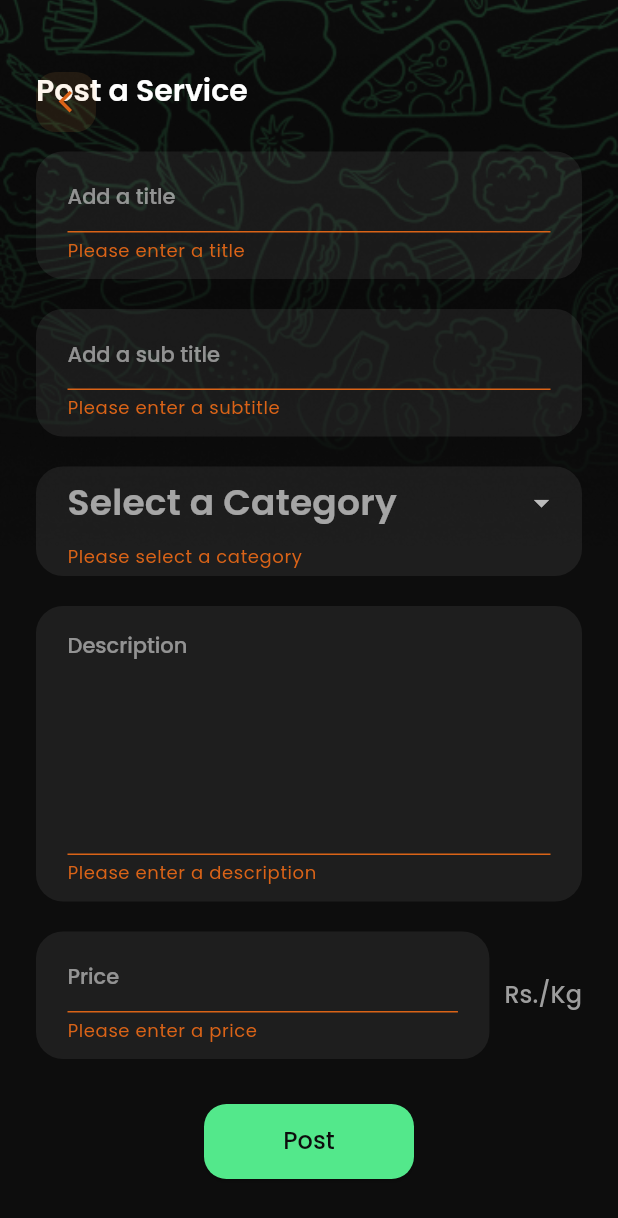
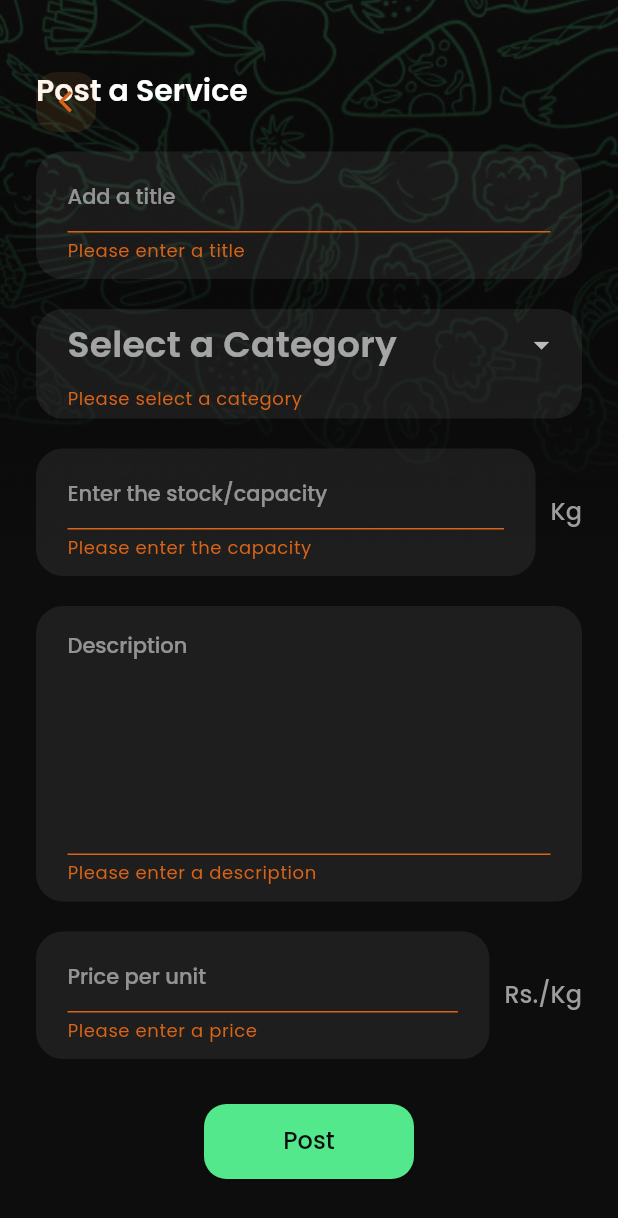
Before and after one commit to chamodperera/agrilink, a Flutter app: the PostServiceForm screen opened directly, after a tap on "Post", on a phone screen of 412 x 824 dp. Shown: the top 1218 px of the screen. Run offline on Flutter 3.47's test engine with Material 3 defaults, Android fonts, the light colour scheme and no system bars; our stand-ins replace cloud_firestore, envied, file_picker, firebase_auth, firebase_core, firebase_storage and 8 more; accounts and stored records are empty; generated files the repository leaves out were written again; project files that could hold a hidden picture were left out.

Commit message:
updated offers to get capacity

```diff
--- a/lib/models/offers_model.dart
+++ b/lib/models/offers_model.dart
@@ -6,8 +6,8 @@ class Offer {
   final String rating;
   final String location;
   final String title;
-  final String subtitle;
   final String description;
+  final int capacity;
   final int price;
 
   Offer(
@@ -18,8 +18,8 @@ class Offer {
       required this.rating,
       required this.location,
       required this.title,
-      required this.subtitle,
       required this.description,
+      required this.capacity,
       required this.price});
 
   factory Offer.fromJson(Map<String, dynamic> json) {
@@ -31,8 +31,8 @@ class Offer {
         rating: json['rating'],
         location: json['location'],
         title: json['title'],
-        subtitle: json['subtitle'],
         description: json['description'],
+        capacity: json['capacity'],
         price: json['price']);
   }
 }
--- a/lib/screens/offer_screen.dart
+++ b/lib/screens/offer_screen.dart
@@ -79,7 +79,8 @@ class OfferScreen extends StatelessWidget {
                         style: theme.textTheme.titleMedium?.copyWith(
                           fontSize: 28,
                         )),
-                    Text(offer.subtitle,
+                    Text(
+                        '${offer.category == 'Retailer' ? 'I need' : 'I have'} ${offer.capacity} Kilos ${offer.category == 'Distributor' ? 'in capacity' : 'of produce'}',
                         style: theme.textTheme.bodySmall?.copyWith(
                           color: theme.colorScheme.onSecondary,
                           fontSize: 18,
--- a/lib/screens/post_service_form.dart
+++ b/lib/screens/post_service_form.dart
@@ -15,7 +15,7 @@ class PostServiceForm extends StatefulWidget {
 
 class _PostServiceFormState extends State<PostServiceForm> {
   final TextEditingController _titleController = TextEditingController();
-  final TextEditingController _subtitleController = TextEditingController();
+  final TextEditingController _capacityController = TextEditingController();
   final TextEditingController _descriptionController = TextEditingController();
   final TextEditingController _priceController = TextEditingController();
 
@@ -26,7 +26,7 @@ class _PostServiceFormState extends State<PostServiceForm> {
   ];
 
   String? _titleError;
-  String? _subtitleError;
+  String? _capacityError;
   String? _descriptionError;
   String? _priceError;
   String? _selectedCategory;
@@ -35,7 +35,7 @@ class _PostServiceFormState extends State<PostServiceForm> {
   @override
   void dispose() {
     _titleController.dispose();
-    _subtitleController.dispose();
+    _capacityController.dispose();
     _descriptionController.dispose();
     _priceController.dispose();
     super.dispose();
@@ -49,8 +49,8 @@ class _PostServiceFormState extends State<PostServiceForm> {
     });
 
     final String title = _titleController.text;
-    final String subtitle = _subtitleController.text;
     final String description = _descriptionController.text;
+    final String capacity = _capacityController.text;
     final String price = _priceController.text;
     final String category;
 
@@ -65,7 +65,7 @@ class _PostServiceFormState extends State<PostServiceForm> {
 
     setState(() {
       _titleError = title.isEmpty ? 'Please enter a title' : null;
-      _subtitleError = subtitle.isEmpty ? 'Please enter a subtitle' : null;
+      _capacityError = capacity.isEmpty ? 'Please enter the capacity' : null;
       _descriptionError =
           description.isEmpty ? 'Please enter a description' : null;
       _priceError = price.isEmpty ? 'Please enter a price' : null;
@@ -74,7 +74,7 @@ class _PostServiceFormState extends State<PostServiceForm> {
     });
 
     if (_titleError != null ||
-        _subtitleError != null ||
+        _capacityError != null ||
         _descriptionError != null ||
         _priceError != null ||
         _dropdownError != null) {
@@ -89,8 +89,8 @@ class _PostServiceFormState extends State<PostServiceForm> {
       context,
       title: title,
       description: description,
-      subtitle: subtitle, // Assuming subtitle is used as the category
       category: category,
+      capacity: int.tryParse(capacity) ?? 0,
       price: int.tryParse(price) ?? 0,
     );
 
@@ -112,7 +112,7 @@ class _PostServiceFormState extends State<PostServiceForm> {
     Navigator.of(context).pop();
     // Clear the text fields
     _titleController.clear();
-    _subtitleController.clear();
+    _capacityController.clear();
     _descriptionController.clear();
     _priceController.clear();
     setState(() {
@@ -159,12 +159,11 @@ class _PostServiceFormState extends State<PostServiceForm> {
                         errorMessage: _titleError,
                       ),
                       const SizedBox(height: 20),
-                      TextInputField(
-                        hintText: 'Add a sub title',
-                        controller: _subtitleController,
-                        errorMessage: _subtitleError,
-                      ),
-                      const SizedBox(height: 20),
+                      // TextInputField(
+                      //   hintText: 'Add a sub title',
+                      //   controller: _capacityController,
+                      //   errorMessage: _capacityError,
+                      // ),
                       DropdownInput(
                         hintText: 'Select a Category',
                         items: _categories,
@@ -183,6 +182,27 @@ class _PostServiceFormState extends State<PostServiceForm> {
                         },
                       ),
                       const SizedBox(height: 20),
+                      Row(
+                        children: [
+                          Expanded(
+                            child: TextInputField(
+                              hintText: 'Enter the stock/capacity',
+                              controller: _capacityController,
+                              errorMessage: _capacityError,
+                              keyboardType: TextInputType.number,
+                            ),
+                          ),
+                          const SizedBox(width: 10),
+                          Text(
+                            'Kg',
+                            style: theme.textTheme.displaySmall?.copyWith(
+                              fontSize: 16,
+                              color: Colors.grey,
+                            ),
+                          ),
+                        ],
+                      ),
+                      const SizedBox(height: 20),
                       TextInputField(
                         hintText: 'Description',
                         controller: _descriptionController,
@@ -196,7 +216,7 @@ class _PostServiceFormState extends State<PostServiceForm> {
                         children: [
                           Expanded(
                             child: TextInputField(
-                              hintText: 'Price',
+                              hintText: 'Price per unit',
                               controller: _priceController,
                               errorMessage: _priceError,
                               keyboardType: TextInputType.number,
--- a/lib/services/services.dart
+++ b/lib/services/services.dart
@@ -61,8 +61,6 @@ class OffersService {
 
     // Return a stream that listens to changes in the offers collection
     return _firestore
-        .collection('users')
-        .doc(currentUserUid)
         .collection('offers')
         .snapshots()
         .map((QuerySnapshot querySnapshot) {
@@ -73,6 +71,8 @@ class OffersService {
       return querySnapshot.docs.map((doc) {
         final data = doc.data() as Map<String, dynamic>;
         return Offer.fromJson(data);
+      }).where((offer) {
+        return offer.uid == currentUserUid;
       }).toList();
     });
   }
@@ -81,8 +81,8 @@ class OffersService {
   Future<void> postOffer(
     BuildContext context, {
     required String title,
-    required String subtitle,
     required String description,
+    required int capacity,
     required String category,
     required int price,
   }) async {
@@ -108,26 +108,9 @@ class OffersService {
         'rating': '4.6',
         'location': currentUserLocation,
         'title': title,
-        'subtitle': subtitle,
         'description': description,
         'category': category,
-        'price': price
-      });
-
-      await _firestore
-          .collection('users')
-          .doc(currentUserUid)
-          .collection('offers')
-          .add({
-        'uid': currentUserUid,
-        'name': currentUserName,
-        'avatar': currentUserAvatar,
-        'rating': '4.6',
-        'location': 'Colombo',
-        'title': title,
-        'subtitle': subtitle,
-        'description': description,
-        'category': category,
+        'capacity': capacity,
         'price': price
       });
 
--- a/lib/widgets/cards/offer_card.dart
+++ b/lib/widgets/cards/offer_card.dart
@@ -26,7 +26,12 @@ class OfferCard extends StatelessWidget {
                 children: [
                   ClipRRect(
                     borderRadius: BorderRadius.circular(20.0),
-                    child: Image(width: 65, image: AssetImage(offer.avatar)),
+                    child: Image.network(
+                      offer.avatar, // Assuming offer.avatar is a valid URL
+                      width: 65,
+                      fit: BoxFit
+                          .cover, // Adjust how the image is displayed within the bounds
+                    ),
                   ),
                   const SizedBox(height: 5),
                   Text(offer.name,
@@ -66,7 +71,8 @@ class OfferCard extends StatelessWidget {
                             fontWeight: FontWeight.w500,
                             color: Colors.white)),
                     const SizedBox(height: 6),
-                    Text(offer.subtitle,
+                    Text(
+                        '${offer.category == 'Retailer' ? 'I need' : 'I have'} ${offer.capacity} Kilos ${offer.category == 'Distributor' ? 'in capacity' : 'of produce'}',
                         style: GoogleFonts.poppins(
                           fontSize: 14,
                           fontWeight: FontWeight.w400,
```
